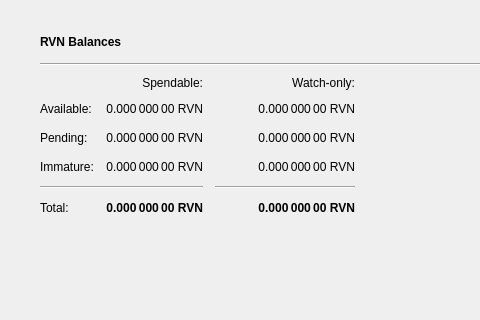
morrigan-ai/MRG, file src/qt/forms/overviewpage.ui: the form before one commit; both pictures show x 0 to 480 and y 0 to 320 of the 1343 by 759 pixel window.
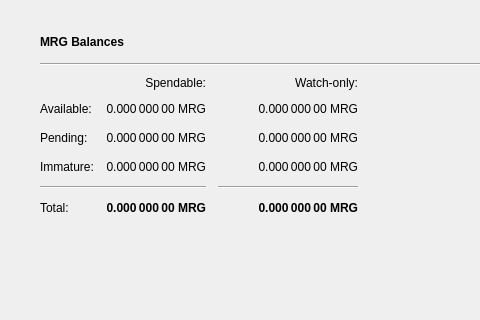
The form after the commit. Icons and pictures are not drawn.

What changed in the file:
```diff
--- a/src/qt/forms/overviewpage.ui
+++ b/src/qt/forms/overviewpage.ui
@@ -115,7 +115,7 @@
                  </font>
                 </property>
                 <property name="text">
-                 <string>RVN Balances</string>
+                 <string>MRG Balances</string>
                 </property>
                </widget>
               </item>
@@ -197,7 +197,7 @@
                  <string>Mined balance in watch-only addresses that has not yet matured</string>
                 </property>
                 <property name="text">
-                 <string notr="true">0.000 000 00 RVN</string>
+                 <string notr="true">0.000 000 00 MRG</string>
                 </property>
                 <property name="alignment">
                  <set>Qt::AlignRight|Qt::AlignTrailing|Qt::AlignVCenter</set>
@@ -242,7 +242,7 @@
                  <string>Your current balance in watch-only addresses</string>
                 </property>
                 <property name="text">
-                 <string notr="true">0.000 000 00 RVN</string>
+                 <string notr="true">0.000 000 00 MRG</string>
                 </property>
                 <property name="alignment">
                  <set>Qt::AlignRight|Qt::AlignTrailing|Qt::AlignVCenter</set>
@@ -267,7 +267,7 @@
                  <string>Total of transactions that have yet to be confirmed, and do not yet count toward the spendable balance</string>
                 </property>
                 <property name="text">
-                 <string notr="true">0.000 000 00 RVN</string>
+                 <string notr="true">0.000 000 00 MRG</string>
                 </property>
                 <property name="alignment">
                  <set>Qt::AlignRight|Qt::AlignTrailing|Qt::AlignVCenter</set>
@@ -328,7 +328,7 @@
                  <string>Current total balance in watch-only addresses</string>
                 </property>
                 <property name="text">
-                 <string notr="true">0.000 000 00 RVN</string>
+                 <string notr="true">0.000 000 00 MRG</string>
                 </property>
                 <property name="alignment">
                  <set>Qt::AlignRight|Qt::AlignTrailing|Qt::AlignVCenter</set>
@@ -370,7 +370,7 @@
                  <string>Your current total balance</string>
                 </property>
                 <property name="text">
-                 <string notr="true">0.000 000 00 RVN</string>
+                 <string notr="true">0.000 000 00 MRG</string>
                 </property>
                 <property name="alignment">
                  <set>Qt::AlignRight|Qt::AlignTrailing|Qt::AlignVCenter</set>
@@ -395,7 +395,7 @@
                  <string>Your current spendable balance</string>
                 </property>
                 <property name="text">
-                 <string notr="true">0.000 000 00 RVN</string>
+                 <string notr="true">0.000 000 00 MRG</string>
                 </property>
                 <property name="alignment">
                  <set>Qt::AlignRight|Qt::AlignTrailing|Qt::AlignVCenter</set>
@@ -434,7 +434,7 @@
                  <string>Mined balance that has not yet matured</string>
                 </property>
                 <property name="text">
-                 <string notr="true">0.000 000 00 RVN</string>
+                 <string notr="true">0.000 000 00 MRG</string>
                 </property>
                 <property name="alignment">
                  <set>Qt::AlignRight|Qt::AlignTrailing|Qt::AlignVCenter</set>
@@ -459,7 +459,7 @@
                  <string>Unconfirmed transactions to watch-only addresses</string>
                 </property>
                 <property name="text">
-                 <string notr="true">0.000 000 00 RVN</string>
+                 <string notr="true">0.000 000 00 MRG</string>
                 </property>
                 <property name="alignment">
                  <set>Qt::AlignRight|Qt::AlignTrailing|Qt::AlignVCenter</set>
```
Left out of the diff: 8 changed lines with no effect on the pictures.
